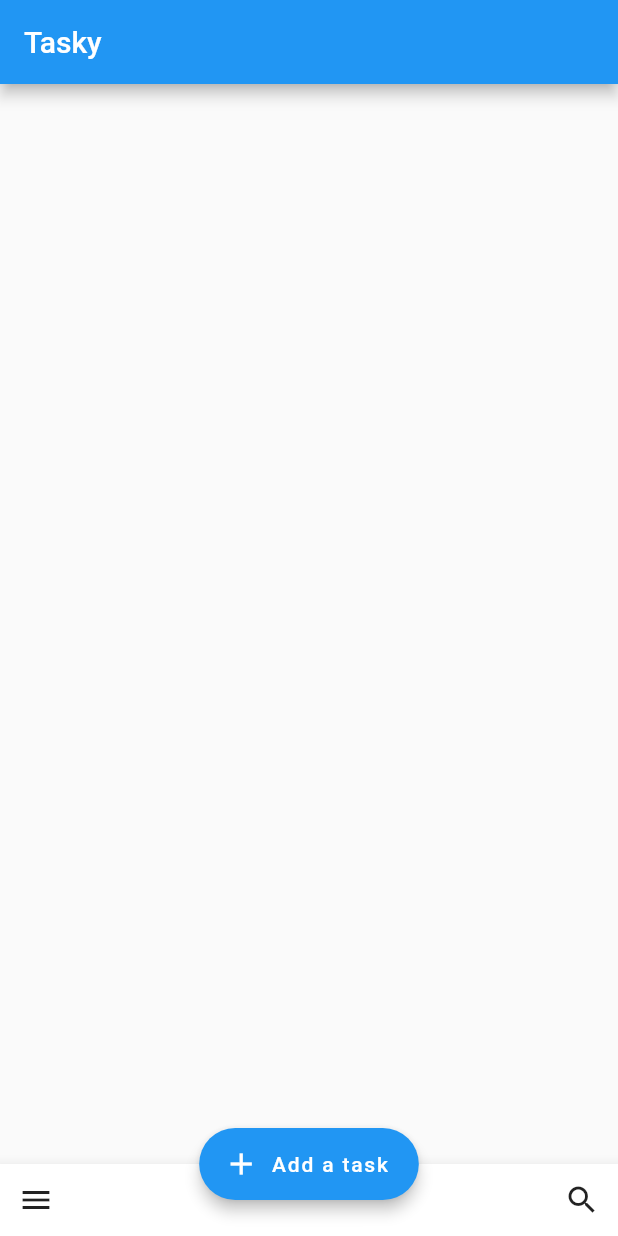
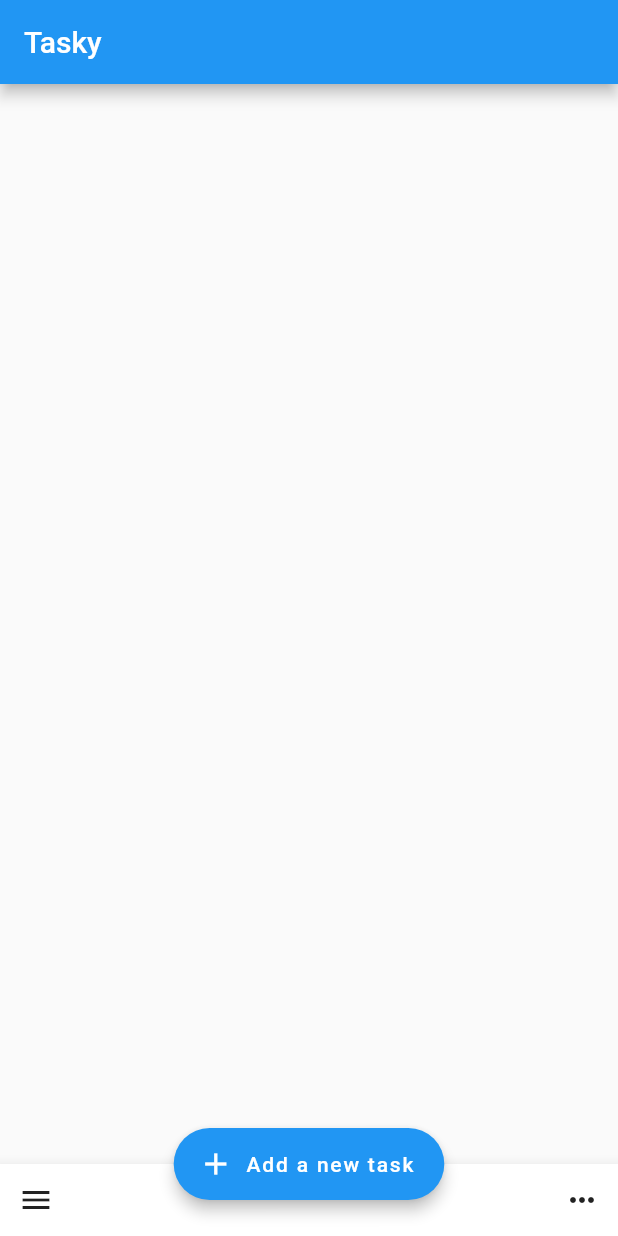
Before and after one commit to rodydavis/flutter_tasks, a Flutter app: the screen it shows after launch, on a phone screen of 412 x 824 dp. Run offline on Flutter 3.47's test engine with Material 2 defaults, Android fonts, the phone set to English and light mode, and no system bars; our stand-ins replace native_widgets; missing offline and left inert: a package.

Commit message:
Fixed Bottom Nativgation Bar like Google Tasks

```diff
--- a/lib/main.dart
+++ b/lib/main.dart
@@ -12,7 +12,7 @@ class MyApp extends StatelessWidget {
       theme: new ThemeData(
         primarySwatch: Colors.blue,
       ),
-      home: new MyHomePage(title: 'Flutter Demo Home Page'),
+      home: MyHomePage(title: 'Flutter Demo Home Page'),
     );
   }
 }
@@ -84,37 +84,16 @@ class _MyHomePageState extends State<MyHomePage> {
       floatingActionButton: FloatingActionButton.extended(
         elevation: 4.0,
         icon: const Icon(Icons.add),
-        label: const Text('Add a task'),
+        label: const Text('Add a new task'),
         onPressed: () {
           _addItem('${_items.length}', 'Test', 'Sub Title');
-          // _insert();
-          // showModalBottomSheet<void>(
-          //     context: context,
-          //     builder: (BuildContext context) {
-          //       return new Container(
-          //           child: new Padding(
-          //         padding: const EdgeInsets.all(32.0),
-          //         child: Column(
-          //           mainAxisSize: MainAxisSize.min,
-          //           children: <Widget>[
-          //             NativeButton(
-          //               child: Text('Save'),
-          //               buttonColor: Colors.blue,
-          //               onPressed: () {
-          //                 Navigator.pop(context);
-          //                 _insert('Test');
-          //               },
-          //             ),
-          //           ],
-          //         ),
-          //       ));
-          //     });
         },
       ),
       floatingActionButtonLocation: FloatingActionButtonLocation.centerDocked,
       bottomNavigationBar: BottomAppBar(
           hasNotch: false,
-        child: new Row(
+          child: SafeArea(
+            child: Row(
               mainAxisSize: MainAxisSize.max,
               mainAxisAlignment: MainAxisAlignment.spaceBetween,
               children: <Widget>[
@@ -123,12 +102,12 @@ class _MyHomePageState extends State<MyHomePage> {
                   onPressed: () {},
                 ),
                 IconButton(
-              icon: Icon(Icons.search),
+                  icon: Icon(Icons.more_horiz),
                   onPressed: () {},
                 ),
               ],
             ),
-      ),
+          )),
     );
   }
 }
```
Also changed, not shown: pubspec.lock. Lines whose indentation alone changed are shown as unchanged.
